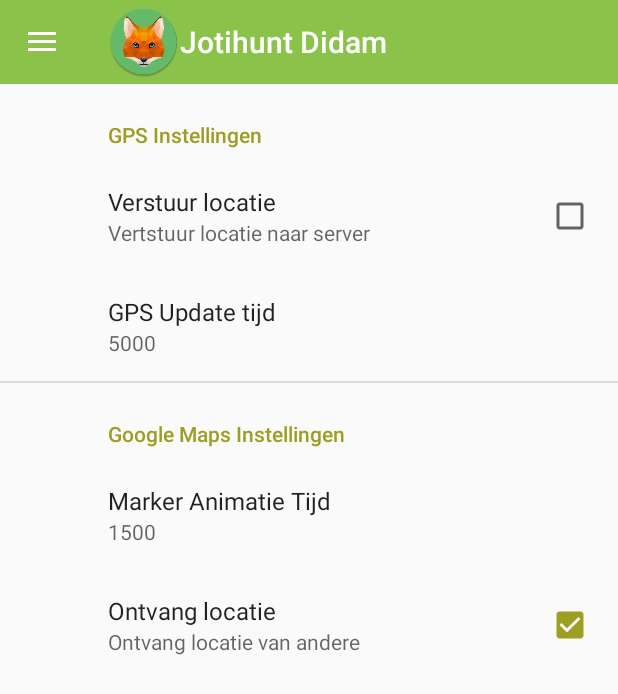
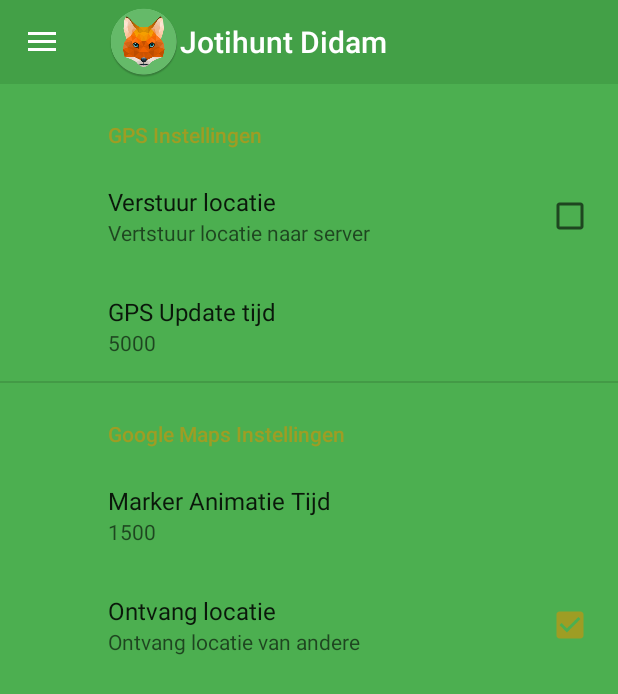
Before and after one commit to waffle-iron/Jotihunt-Didam, an Android app: the fragment GPSFragment placed in its activity, on a phone screen of 412 x 824 dp. Shown: the top 694 px of the screen. Run offline under Robolectric (Android 15) with nearby library versions, the phone set to English and light mode, and no system bars; our stand-ins replace Volley, androidx.preference; libraries missing offline, so code that uses them is left out: com.google.maps.android; 2 statements that could not run were skipped.

Commit message:
changed design

```diff
--- a/jotihuntdidamapp/src/main/res/layout/nav_header.xml
+++ b/jotihuntdidamapp/src/main/res/layout/nav_header.xml
@@ -21,7 +21,7 @@
             android:layout_height="wrap_content"
             android:layout_marginLeft="16dp"
             android:textColor="#ffffff"
-            android:text="Track It"
+            android:text="Jotihunt Didam"
             android:textSize="24sp"
             android:textStyle="bold"
 
@@ -34,7 +34,7 @@
             android:textColor="#ffffff"
             android:layout_marginLeft="16dp"
             android:layout_marginTop="5dp"
-            android:text="GPS Location Tracker"
+            android:text="Location Tracker for Jotihunt"
             android:textSize="18sp"
             android:textStyle="normal"
 
--- /dev/null
+++ b/jotihuntdidamapp/src/main/res/values-v21/values.xml
@@ -0,0 +1,4 @@
+<?xml version="1.0" encoding="utf-8"?>
+<resources>
+    <color name="background_material_light">#4caf50</color>
+</resources>
--- /dev/null
+++ b/jotihuntdidamapp/src/main/res/values-w820dp/values.xml
@@ -0,0 +1,4 @@
+<?xml version="1.0" encoding="utf-8"?>
+<resources>
+    <color name="background_material_light">#4caf50</color>
+</resources>
--- a/jotihuntdidamapp/src/main/res/values/colors.xml
+++ b/jotihuntdidamapp/src/main/res/values/colors.xml
@@ -1,9 +1,8 @@
 <?xml version="1.0" encoding="utf-8"?>
 <resources>
-    <color name="colorPrimary">#8bc34a</color>
+    <color name="colorPrimary">#43a047</color>
     <color name="colorPrimaryDark">#689f38</color>
     <color name="colorAccent">#9e9d24</color>
-    <color name="colorSecondary">#43a047</color>
     <color name="colorSecondaryDark">#558b2f</color>
     <color name="colorAccent2">#aeea00</color>
     <color name="white_opaque">#f0f4c3</color>
--- a/jotihuntdidamapp/src/main/res/values/styles.xml
+++ b/jotihuntdidamapp/src/main/res/values/styles.xml
@@ -9,12 +9,12 @@
 
     </style>
     <style name="AppTheme.Dark" parent="Theme.AppCompat.NoActionBar">
-        <item name="colorPrimary">@color/colorSecondary</item>
-        <item name="colorPrimaryDark">@color/colorSecondaryDark</item>
+        <item name="colorPrimary">@color/colorPrimary</item>
+        <item name="colorPrimaryDark">@color/colorPrimaryDark</item>
         <item name="colorAccent">@color/colorAccent2</item>
         <item name="android:windowTranslucentStatus">true</item>
         <item name="preferenceTheme">@style/PreferenceThemeOverlay</item>
-        <item name="android:colorBackground">@color/colorSecondary</item>
+        <item name="android:colorBackground">@color/colorPrimary</item>
         <item name="colorButtonNormal">@color/colorSecondaryDark</item>
 
     </style>
@@ -22,11 +22,13 @@
     <style name="AppTheme.Dark.Dialog" parent="Theme.AppCompat.Dialog">
         <item name="colorAccent">@color/white</item>
         <item name="android:textColorPrimary">@color/iron</item>
-        <item name="android:background">@color/colorSecondary</item>
+        <item name="android:background">@color/colorPrimary</item>
     </style>
 
     <style name="SplashTheme" parent="Theme.AppCompat.NoActionBar">
         <item name="android:windowBackground">@drawable/splash</item>
+        <item name="android:windowTranslucentStatus">true</item>
+        <item name="colorPrimaryDark">@color/colorPrimaryDark</item>
     </style>
 
 </resources>
--- /dev/null
+++ b/jotihuntdidamapp/src/main/res/values/values.xml
@@ -0,0 +1,4 @@
+<?xml version="1.0" encoding="utf-8"?>
+<resources>
+    <color name="background_material_light">#4caf50</color>
+</resources>
```
